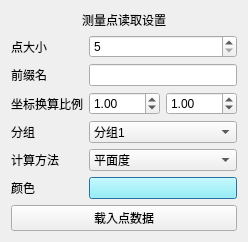
Qt form pointdatadialog.ui (kof98765/scanControl) before a commit.
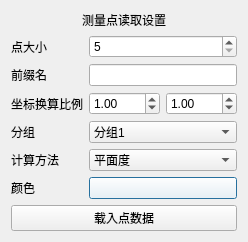
The same form after that commit.

```diff
--- a/pointdatadialog.ui
+++ b/pointdatadialog.ui
@@ -150,7 +150,7 @@
      <item row="5" column="1">
       <widget class="QPushButton" name="roiColor">
        <property name="styleSheet">
-        <string notr="true">background-color: rgb(133, 249, 255);</string>
+        <string notr="true">background-color: rgb(255, 255, 255);</string>
        </property>
        <property name="text">
         <string/>
```
